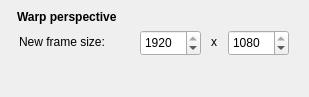
Qt form src/img_processing/models/homography/ui/popup/Dialoghomography.ui (pisitindex/cira_plugins_ws) before a commit.
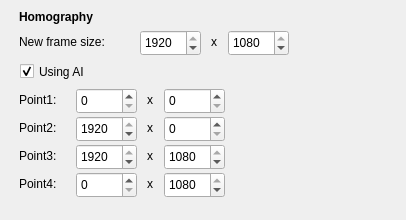
The same form after that commit.

Commit message: add manual homography

What changed in the file:
```diff
--- a/src/img_processing/models/homography/ui/popup/Dialoghomography.ui
+++ b/src/img_processing/models/homography/ui/popup/Dialoghomography.ui
@@ -6,8 +6,8 @@
    <rect>
     <x>0</x>
     <y>0</y>
-    <width>309</width>
-    <height>97</height>
+    <width>406</width>
+    <height>220</height>
    </rect>
   </property>
   <property name="windowTitle">
@@ -16,14 +16,14 @@
   <widget class="QLabel" name="label">
    <property name="geometry">
     <rect>
-     <x>17</x>
+     <x>19</x>
      <y>9</y>
      <width>131</width>
      <height>17</height>
     </rect>
    </property>
    <property name="text">
-    <string>&lt;html&gt;&lt;head/&gt;&lt;body&gt;&lt;p&gt;&lt;span style=&quot; font-weight:600;&quot;&gt;Warp perspective&lt;/span&gt;&lt;/p&gt;&lt;/body&gt;&lt;/html&gt;</string>
+    <string>&lt;html&gt;&lt;head/&gt;&lt;body&gt;&lt;p&gt;&lt;span style=&quot; font-weight:600;&quot;&gt;Homography&lt;/span&gt;&lt;/p&gt;&lt;/body&gt;&lt;/html&gt;</string>
    </property>
   </widget>
   <widget class="QSpinBox" name="spinBox_vertical">
@@ -84,6 +84,254 @@
     <number>1920</number>
    </property>
   </widget>
+  <widget class="QCheckBox" name="checkBox_usingAI">
+   <property name="geometry">
+    <rect>
+     <x>20</x>
+     <y>60</y>
+     <width>92</width>
+     <height>23</height>
+    </rect>
+   </property>
+   <property name="text">
+    <string>Using AI</string>
+   </property>
+   <property name="checked">
+    <bool>true</bool>
+   </property>
+  </widget>
+  <widget class="QSpinBox" name="spinBox_point1_y">
+   <property name="geometry">
+    <rect>
+     <x>164</x>
+     <y>88</y>
+     <width>61</width>
+     <height>26</height>
+    </rect>
+   </property>
+   <property name="maximum">
+    <number>1080</number>
+   </property>
+   <property name="value">
+    <number>0</number>
+   </property>
+  </widget>
+  <widget class="QLabel" name="label_4">
+   <property name="geometry">
+    <rect>
+     <x>147</x>
+     <y>91</y>
+     <width>21</width>
+     <height>17</height>
+    </rect>
+   </property>
+   <property name="text">
+    <string>x</string>
+   </property>
+  </widget>
+  <widget class="QLabel" name="label_5">
+   <property name="geometry">
+    <rect>
+     <x>19</x>
+     <y>91</y>
+     <width>51</width>
+     <height>17</height>
+    </rect>
+   </property>
+   <property name="text">
+    <string>Point1:</string>
+   </property>
+  </widget>
+  <widget class="QSpinBox" name="spinBox_point1_x">
+   <property name="geometry">
+    <rect>
+     <x>76</x>
+     <y>88</y>
+     <width>61</width>
+     <height>26</height>
+    </rect>
+   </property>
+   <property name="maximum">
+    <number>1920</number>
+   </property>
+   <property name="value">
+    <number>0</number>
+   </property>
+  </widget>
+  <widget class="QSpinBox" name="spinBox_point2_y">
+   <property name="geometry">
+    <rect>
+     <x>164</x>
+     <y>116</y>
+     <width>61</width>
+     <height>26</height>
+    </rect>
+   </property>
+   <property name="maximum">
+    <number>1080</number>
+   </property>
+   <property name="value">
+    <number>0</number>
+   </property>
+  </widget>
+  <widget class="QLabel" name="label_6">
+   <property name="geometry">
+    <rect>
+     <x>147</x>
+     <y>119</y>
+     <width>21</width>
+     <height>17</height>
+    </rect>
+   </property>
+   <property name="text">
+    <string>x</string>
+   </property>
+  </widget>
+  <widget class="QLabel" name="label_7">
+   <property name="geometry">
+    <rect>
+     <x>19</x>
+     <y>119</y>
+     <width>51</width>
+     <height>17</height>
+    </rect>
+   </property>
+   <property name="text">
+    <string>Point2:</string>
+   </property>
+  </widget>
+  <widget class="QSpinBox" name="spinBox_point2_x">
+   <property name="geometry">
+    <rect>
+     <x>76</x>
+     <y>116</y>
+     <width>61</width>
+     <height>26</height>
+    </rect>
+   </property>
+   <property name="maximum">
+    <number>1920</number>
+   </property>
+   <property name="value">
+    <number>1920</number>
+   </property>
+  </widget>
+  <widget class="QSpinBox" name="spinBox_point3_x">
+   <property name="geometry">
+    <rect>
+     <x>76</x>
+     <y>144</y>
+     <width>61</width>
+     <height>26</height>
+    </rect>
+   </property>
+   <property name="maximum">
+    <number>1920</number>
+   </property>
+   <property name="value">
+    <number>1920</number>
+   </property>
+  </widget>
+  <widget class="QSpinBox" name="spinBox_point3_y">
+   <property name="geometry">
+    <rect>
+     <x>164</x>
+     <y>144</y>
+     <width>61</width>
+     <height>26</height>
+    </rect>
+   </property>
+   <property name="maximum">
+    <number>1080</number>
+   </property>
+   <property name="value">
+    <number>1080</number>
+   </property>
+  </widget>
+  <widget class="QLabel" name="label_8">
+   <property name="geometry">
+    <rect>
+     <x>147</x>
+     <y>147</y>
+     <width>21</width>
+     <height>17</height>
+    </rect>
+   </property>
+   <property name="text">
+    <string>x</string>
+   </property>
+  </widget>
+  <widget class="QLabel" name="label_9">
+   <property name="geometry">
+    <rect>
+     <x>147</x>
+     <y>175</y>
+     <width>21</width>
+     <height>17</height>
+    </rect>
+   </property>
+   <property name="text">
+    <string>x</string>
+   </property>
+  </widget>
+  <widget class="QLabel" name="label_10">
+   <property name="geometry">
+    <rect>
+     <x>19</x>
+     <y>175</y>
+     <width>51</width>
+     <height>17</height>
+    </rect>
+   </property>
+   <property name="text">
+    <string>Point4:</string>
+   </property>
+  </widget>
+  <widget class="QSpinBox" name="spinBox_point4_x">
+   <property name="geometry">
+    <rect>
+     <x>76</x>
+     <y>172</y>
+     <width>61</width>
+     <height>26</height>
+    </rect>
+   </property>
+   <property name="maximum">
+    <number>1920</number>
+   </property>
+   <property name="value">
+    <number>0</number>
+   </property>
+  </widget>
+  <widget class="QLabel" name="label_11">
+   <property name="geometry">
+    <rect>
+     <x>19</x>
+     <y>147</y>
+     <width>51</width>
+     <height>17</height>
+    </rect>
+   </property>
+   <property name="text">
+    <string>Point3:</string>
+   </property>
+  </widget>
+  <widget class="QSpinBox" name="spinBox_point4_y">
+   <property name="geometry">
+    <rect>
+     <x>164</x>
+     <y>172</y>
+     <width>61</width>
+     <height>26</height>
+    </rect>
+   </property>
+   <property name="maximum">
+    <number>1080</number>
+   </property>
+   <property name="value">
+    <number>1080</number>
+   </property>
+  </widget>
  </widget>
  <resources/>
  <connections/>
```
The commit also changes 5 other files.
